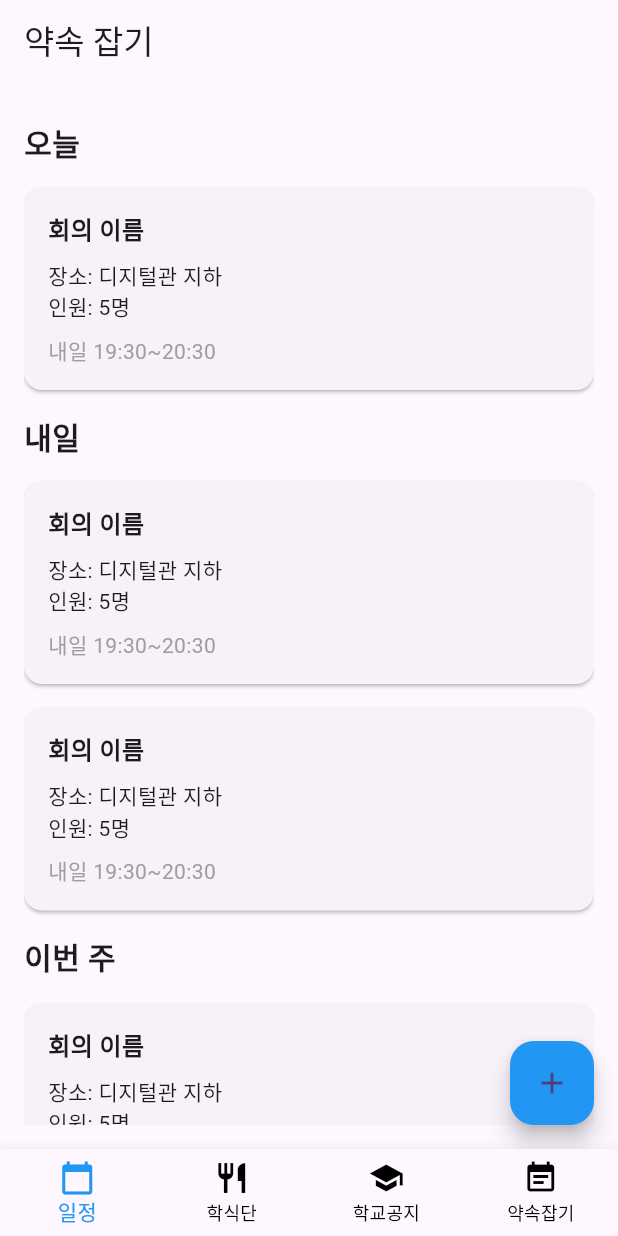
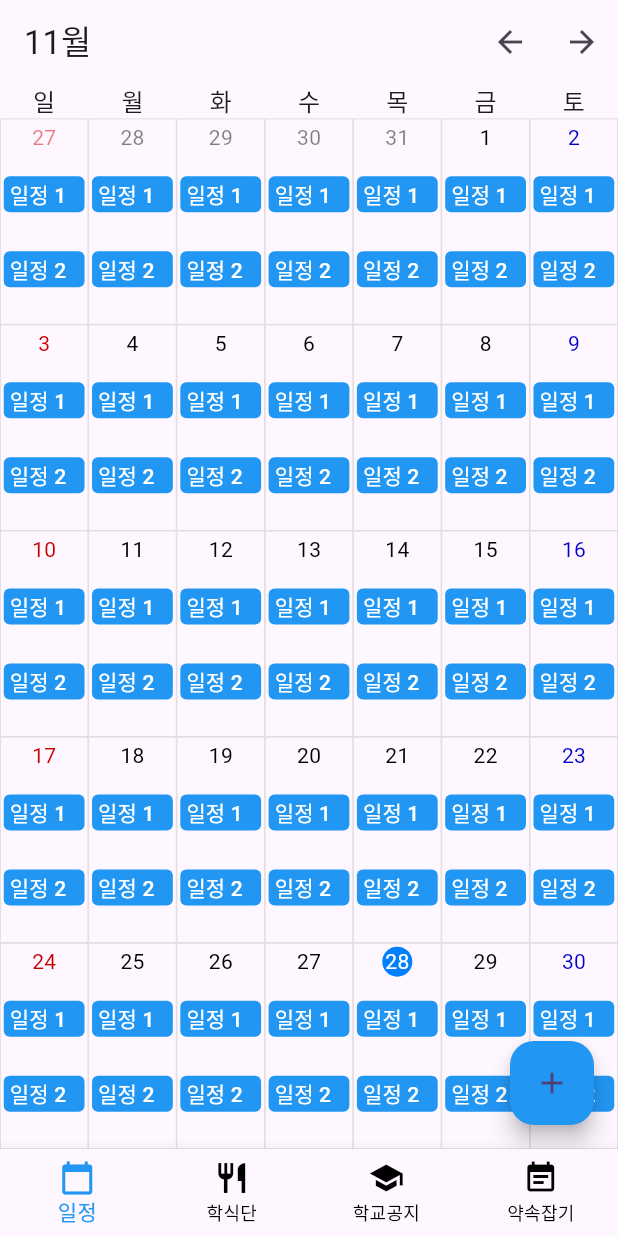
Before and after one commit to siwan9/Kumoh-Calendar, a Flutter app: the screen it shows after launch, on a phone screen of 412 x 824 dp. Run offline on Flutter 3.47's test engine with Material 3 defaults, Android fonts, the light colour scheme and no system bars; our stand-ins replace firebase_core; accounts and stored records are empty; generated files the repository leaves out were written again.

Commit message:
feat: 캘린더 페이지 일부 구현

```diff
--- /dev/null
+++ b/lib/calendar_page/date_item.dart
@@ -0,0 +1,76 @@
+import 'package:flutter/material.dart';
+
+import 'schedule_item.dart';
+
+class DateItemWidget extends StatefulWidget {
+  const DateItemWidget(
+      {super.key, required this.date, this.isCurrentMonth = true});
+
+  final DateTime date;
+  final bool isCurrentMonth;
+
+  @override
+  State<DateItemWidget> createState() => _DateItemState();
+}
+
+class _DateItemState extends State<DateItemWidget> {
+  late bool isToday;
+
+  @override
+  void initState() {
+    super.initState();
+    isToday = DateTime.now().day == widget.date.day &&
+        DateTime.now().month == widget.date.month &&
+        DateTime.now().year == widget.date.year;
+  }
+
+  @override
+  Widget build(BuildContext context) {
+    var alpha = widget.isCurrentMonth ? 255 : 128;
+
+    var schedules = <Widget>[
+      const ScheduleItemWidget(name: '일정 1'),
+      const SizedBox(height: 2),
+      const ScheduleItemWidget(name: '일정 2'),
+    ];
+
+    return Container(
+      padding: const EdgeInsets.all(2),
+      // border
+      decoration: BoxDecoration(
+        border: Border.all(
+            color: const Color.fromARGB(255, 217, 217, 217), width: .5),
+      ),
+      child: Column(
+        children: [
+          Container(
+            alignment: Alignment.center,
+            width: 20,
+            height: 20,
+            decoration: BoxDecoration(
+              shape: isToday ? BoxShape.circle : BoxShape.rectangle,
+              color: isToday ? Color.fromARGB(alpha, 0, 128, 255) : null,
+            ),
+            child: Text(
+                style: TextStyle(
+                    color: isToday
+                        ? Color.fromARGB(alpha, 255, 255, 255)
+                        : (
+                          widget.date.weekday == 7 ?
+                          Color.fromARGB(alpha, 200, 0, 0) :
+                          widget.date.weekday == 6 ?
+                          Color.fromARGB(alpha, 0, 0, 200) :
+                          Color.fromARGB(alpha, 0, 0, 0))
+                        ),
+                widget.date.day.toString()),
+          ),
+          const SizedBox(height: 4),
+          Column(
+            crossAxisAlignment: CrossAxisAlignment.stretch,
+            children: schedules,
+          )
+        ],
+      ),
+    );
+  }
+}
--- /dev/null
+++ b/lib/calendar_page/page.dart
@@ -0,0 +1,125 @@
+import 'package:flutter/material.dart';
+import 'package:kumoh_calendar/calendar_page/date_item.dart';
+
+class CalendarPage extends StatefulWidget {
+  const CalendarPage({super.key});
+
+  @override
+  State<CalendarPage> createState() => _CalendarPageState();
+}
+
+class _CalendarPageState extends State<CalendarPage> {
+  int _currentYear = DateTime.now().year;
+  int _currentMonth = DateTime.now().month;
+  String _title = "0월";
+
+  DateTime get _firstDateOfMonth {
+    return DateTime(_currentYear, _currentMonth, 1);
+  }
+
+  @override
+  void initState() {
+    super.initState();
+    WidgetsBinding.instance.addPostFrameCallback((_) {
+      setState(() {
+        _title = "$_currentMonth월";
+      });
+    });
+  }
+
+  void _nextMonth() {
+    setState(() {
+      if (_currentMonth == 12) {
+        _currentYear++;
+        _currentMonth = 1;
+      } else {
+        _currentMonth++;
+      }
+      _title = "$_currentMonth월";
+    });
+  }
+
+  void _prevMonth() {
+    setState(() {
+      if (_currentMonth == 1) {
+        _currentYear--;
+        _currentMonth = 12;
+      } else {
+        _currentMonth--;
+      }
+      _title = "$_currentMonth월";
+    });
+  }
+
+  @override
+  Widget build(BuildContext context) {
+    var datesOfMonth = DateTime(_currentYear, _currentMonth + 1, 0).day;
+    // 표시되여할 주 길이
+    var weekLength = (datesOfMonth + _firstDateOfMonth.weekday - 1) ~/ 7 + 1;
+    // date list of a week
+    var month = List<List<Widget>>.generate(
+        weekLength,
+        (week) => List<Widget>.generate(7, (index) {
+              var dateTime = _firstDateOfMonth
+                  .subtract(Duration(days: _firstDateOfMonth.weekday))
+                  .add(Duration(days: week * 7 + index));
+              return Expanded(
+                  child: DateItemWidget(
+                key: ValueKey(dateTime),
+                date: dateTime,
+                isCurrentMonth: dateTime.month == _currentMonth,
+              ));
+            }));
+
+    return Scaffold(
+      appBar: AppBar(
+        title: Text(_title),
+        actions: [
+          IconButton(
+            onPressed: _prevMonth,
+            icon: const Icon(Icons.arrow_back),
+          ),
+          IconButton(
+            onPressed: _nextMonth,
+            icon: const Icon(Icons.arrow_forward),
+          ),
+        ],
+      ),
+      body: Column(children: [
+        Row(
+          children: ['일', '월', '화', '수', '목', '금', '토']
+              .map((day) => Expanded(
+                    child: Center(
+                      child: Text(
+                        day,
+                        style: const TextStyle(
+                            fontSize: 16, fontWeight: FontWeight.w500),
+                      ),
+                    ),
+                  ))
+              .toList(),
+        ),
+        Expanded(
+            child: Column(
+                mainAxisAlignment: MainAxisAlignment.center,
+                children: <Widget>[
+              Expanded(
+                  child: Column(
+                children: month
+                    .map((week) => Expanded(
+                            child: Row(
+                          crossAxisAlignment: CrossAxisAlignment.stretch,
+                          children: week,
+                        )))
+                    .toList(),
+              ))
+            ]))
+      ]),
+      floatingActionButton: FloatingActionButton(
+        onPressed: () {},
+        backgroundColor: Colors.blue, // 버튼 배경색
+        child: const Icon(Icons.add), // 버튼 아이콘
+      ),
+    );
+  }
+}
--- /dev/null
+++ b/lib/calendar_page/schedule_item.dart
@@ -0,0 +1,24 @@
+import 'package:flutter/material.dart';
+
+class ScheduleItemWidget extends StatelessWidget {
+  const ScheduleItemWidget({super.key, required this.name});
+
+  final String name;
+
+  @override
+  Widget build(BuildContext context) {
+    return TextButton(
+      onPressed: () {},
+      style: ButtonStyle(
+        backgroundColor: WidgetStateProperty.all(Colors.blue),
+        alignment: Alignment.centerLeft,
+        minimumSize: WidgetStateProperty.all(const Size(0, 24)),
+        padding: WidgetStateProperty.all(const EdgeInsets.symmetric(horizontal: 4)),
+        shape: WidgetStateProperty.all(RoundedRectangleBorder(
+          borderRadius: BorderRadius.circular(4),
+        )),
+      ),
+      child: Text(style: const TextStyle(color: Colors.white), name),
+    );
+  }
+}
--- a/lib/main.dart
+++ b/lib/main.dart
@@ -2,6 +2,7 @@ import 'package:flutter/material.dart';
 import 'package:firebase_core/firebase_core.dart';
 import 'firebase_options.dart';
 
+import 'calendar_page/page.dart';
 import "package:kumoh_calendar/meeting_page/meeting_schedule_page.dart";
 
 
@@ -40,6 +41,7 @@ class _HomePageState extends State<HomePage> {
 
   final List<Widget> _pages = [
     // TODO : 페이지 넣기
+    const CalendarPage(),
     const MeetingSchedulePage()
   ];
 
```
